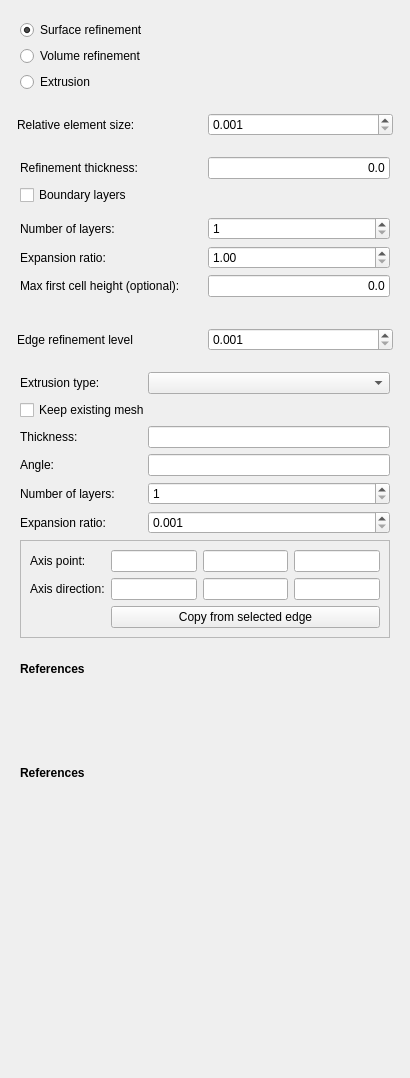
Old version of the form Gui/TaskPanelCfdMeshRefinement.ui in the repository jaheyns/CfdOF.
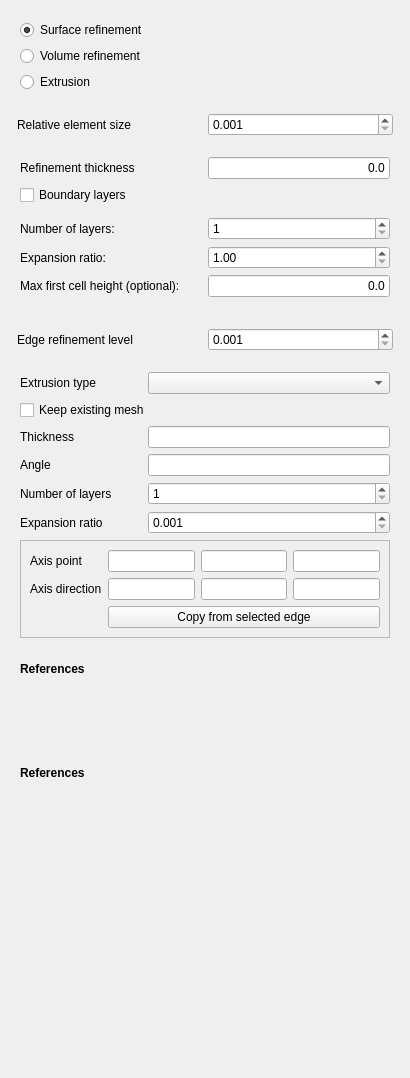
New version of the form. Custom widgets are drawn as their Qt base class.

Commit message: Add shockwave mesh refinement

Patch:
```diff
--- a/Gui/TaskPanelCfdMeshRefinement.ui
+++ b/Gui/TaskPanelCfdMeshRefinement.ui
@@ -80,7 +80,7 @@
       <item row="0" column="1">
        <widget class="QLabel" name="label_rellen">
         <property name="text">
-         <string>Relative element size:</string>
+         <string>Relative element size</string>
         </property>
        </widget>
       </item>
@@ -121,7 +121,7 @@
       <item row="3" column="0">
        <widget class="QLabel" name="label_refinethick">
         <property name="text">
-         <string>Refinement thickness:</string>
+         <string>Refinement thickness</string>
         </property>
        </widget>
       </item>
@@ -411,7 +411,7 @@
       <item row="0" column="1">
        <widget class="QLabel" name="label_5">
         <property name="text">
-         <string>Extrusion type:</string>
+         <string>Extrusion type</string>
         </property>
        </widget>
       </item>
@@ -428,7 +428,7 @@
       <item row="2" column="1">
        <widget class="QLabel" name="thicknessLabel">
         <property name="text">
-         <string>Thickness:</string>
+         <string>Thickness</string>
         </property>
        </widget>
       </item>
@@ -448,7 +448,7 @@
       <item row="3" column="1">
        <widget class="QLabel" name="angleLabel">
         <property name="text">
-         <string>Angle:</string>
+         <string>Angle</string>
         </property>
        </widget>
       </item>
@@ -468,7 +468,7 @@
       <item row="4" column="1">
        <widget class="QLabel" name="numLayersLabel">
         <property name="text">
-         <string>Number of layers:</string>
+         <string>Number of layers</string>
         </property>
        </widget>
       </item>
@@ -485,7 +485,7 @@
       <item row="5" column="1">
        <widget class="QLabel" name="ratioLabel">
         <property name="text">
-         <string>Expansion ratio:</string>
+         <string>Expansion ratio</string>
         </property>
        </widget>
       </item>
@@ -510,7 +510,7 @@
          <item row="0" column="0">
           <widget class="QLabel" name="label_11">
            <property name="text">
-            <string>Axis point:</string>
+            <string>Axis point</string>
            </property>
           </widget>
          </item>
@@ -556,7 +556,7 @@
          <item row="1" column="0">
           <widget class="QLabel" name="label_12">
            <property name="text">
-            <string>Axis direction:</string>
+            <string>Axis direction</string>
            </property>
           </widget>
          </item>
```
Left out of the diff: 2 changed lines with no effect on the pictures. The commit also changes 24 other files.
